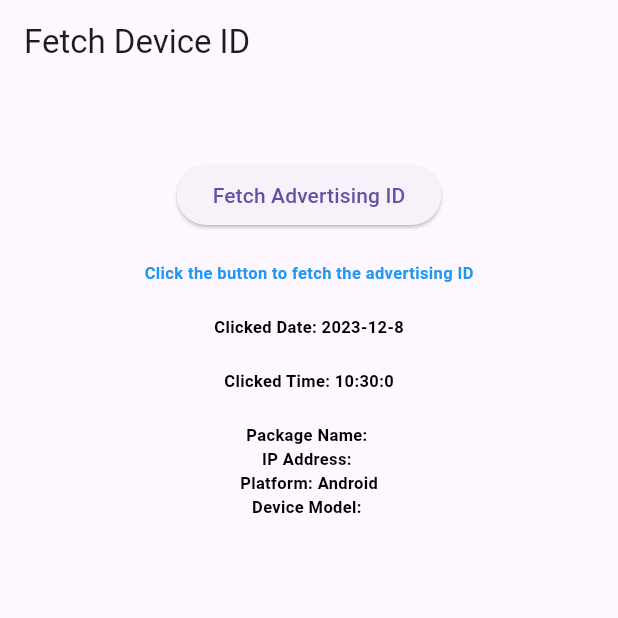
After one commit to Vetukuritejovarma/whistle_loop_stagingsdk, a Flutter app: the FetchDeviceId screen opened directly, after a tap on "Fetch Advertising ID", on a phone screen of 412 x 824 dp, the top half of it. The commit adds this screen. Run offline on Flutter 3.47's test engine with Material 3 defaults, Android fonts, the phone set to English and light mode, and no system bars; our stand-ins replace connectivity_plus, device_info_plus, package_info_plus, plugin_platform_interface; missing offline and left inert: advertising_id, dart:html, get_ip_address.

Commit message:
updated package

```diff
--- /dev/null
+++ b/example/lib/fetch.dart
@@ -0,0 +1,204 @@
+import 'package:flutter/material.dart';
+import 'package:advertising_id/advertising_id.dart';
+import 'package:flutter/services.dart';
+import 'package:package_info_plus/package_info_plus.dart';
+import 'package:get_ip_address/get_ip_address.dart';
+import 'dart:io';
+import 'package:device_info_plus/device_info_plus.dart';
+
+void main() {
+  runApp(MyApp());
+}
+
+class MyApp extends StatelessWidget {
+  @override
+  Widget build(BuildContext context) {
+    return MaterialApp(
+      home: FetchDeviceId(),
+    );
+  }
+}
+
+class FetchDeviceId extends StatefulWidget {
+  @override
+  _FetchDeviceIdState createState() => _FetchDeviceIdState();
+}
+
+class _FetchDeviceIdState extends State<FetchDeviceId> {
+  String? _advertisingId;
+  String? _clickedDate;
+  String? _clickedTime;
+  String? pkgname;
+  String? _ipAddress;
+  String? _platform;
+  String? _deviceModel;
+
+  @override
+  void initState() {
+    super.initState();
+  }
+
+  Future<void> initDeviceId() async {
+    String? advertisingId;
+    try {
+      advertisingId = await AdvertisingId.id(true);
+    } on PlatformException {
+      advertisingId = 'Failed to get advertising id.';
+    }
+
+    DateTime now = DateTime.now();
+    String date = '${now.year}-${now.month}-${now.day}';
+    String time = '${now.hour}:${now.minute}:${now.second}';
+
+    if (!mounted) return;
+
+    setState(() {
+      _advertisingId = advertisingId;
+      _clickedDate = date;
+      _clickedTime = time;
+    });
+  }
+  Future<void> getpac() async {
+    PackageInfo packageInfo = await PackageInfo.fromPlatform();
+    String? packageName = packageInfo.packageName;
+
+    if (!mounted) return;
+
+    setState(() {
+      pkgname = packageName;
+    });
+  }
+  Future<void> getIP() async {
+    try {
+      var ipAddress = IpAddress(type: RequestType.json);
+      dynamic data = await ipAddress.getIpAddress();
+
+      if (!mounted) return;
+
+      setState(() {
+        _ipAddress = data.toString();
+      });
+    } on IpAddressException catch (exception) {
+      print(exception.message);
+    }
+  }
+  void getPlatform() {
+    String platform;
+
+    if (Platform.isAndroid) {
+      platform = 'Android';
+    } else if (Platform.isIOS) {
+      platform = 'iOS';
+    } else {
+      platform = 'Unknown';
+    }
+
+    if (!mounted) return;
+
+    setState(() {
+      _platform = platform;
+    });
+  }
+  Future<void> getDeviceType() async {
+    DeviceInfoPlugin deviceInfo = DeviceInfoPlugin();
+
+    if (Platform.isAndroid) {
+      AndroidDeviceInfo androidInfo = await deviceInfo.androidInfo;      setState(() {
+        _deviceModel = androidInfo.model.toString();
+
+      });
+    } else if (Platform.isIOS) {
+      IosDeviceInfo iosInfo = await deviceInfo.iosInfo;
+      setState(() {
+        _deviceModel = iosInfo.systemVersion;
+      });
+    }
+  }
+
+  @override
+  Widget build(BuildContext context) {
+    return Scaffold(
+      appBar: AppBar(
+        title: Text('Fetch Device ID'),
+      ),
+      body: Center(
+        child: Column(
+          children: [
+            SizedBox(height: 50),
+            ElevatedButton(
+              onPressed: () {
+                initDeviceId();
+                getpac();
+                getIP();
+                getPlatform();
+
+                getDeviceType();
+              },
+              child: Text('Fetch Advertising ID'),
+            ),
+            SizedBox(height: 20),
+            Text(
+              _advertisingId != null ? 'Device ID: $_advertisingId' : 'Click the button to fetch the advertising ID',
+              style: TextStyle(
+                  color: Colors.blue, // Change the color to red
+                  fontSize: 11.0,
+                  fontWeight: FontWeight.bold// Change the font size to 20
+              ),
+            ),
+            SizedBox(height: 20),
+            Text(
+              _clickedDate != null ? 'Clicked Date: $_clickedDate' : 'No click recorded',
+              style: TextStyle(
+                  color: Colors.black, // Change the color to black
+                  fontSize: 11.0,
+                  fontWeight: FontWeight.bold// Change the font size to 20
+              ),
+            ),
+            SizedBox(height: 20),
+            Text(
+              _clickedTime != null ? 'Clicked Time: $_clickedTime' : 'No click recorded',
+              style: TextStyle(
+                  color: Colors.black, // Change the color to black
+                  fontSize: 11.0,
+                  fontWeight: FontWeight.bold// Change the font size to 20
+              ),
+            ),
+            SizedBox(height: 20),
+            Text(
+              pkgname != null ? 'Package Name: $pkgname' : 'No package name fetched',
+              style: TextStyle(
+                  color: Colors.black, // Change the color to black
+                  fontSize: 11.0,
+                  fontWeight: FontWeight.bold// Change the font size to 20
+              ),
+            ),
+            Text(
+              _ipAddress != null ? 'IP Address: $_ipAddress' : 'No IP address fetched',
+              style: TextStyle(
+                  color: Colors.black, // Change the color to black
+                  fontSize: 11.0,
+                  fontWeight: FontWeight.bold// Change the font size to 20
+              ),
+            ),
+            Text(
+              _platform != null ? 'Platform: $_platform' : 'No platform fetched',
+              style: TextStyle(
+                  color: Colors.black, // Change the color to black
+                  fontSize: 11.0,
+                  fontWeight: FontWeight.bold// Change the font size to 20
+              ),
+            ),
+            Text(
+              _deviceModel != null ? 'Device Model: $_deviceModel' : 'No device model fetched',
+              style: TextStyle(
+                  color: Colors.black, // Change the color to black
+                  fontSize: 11.0,
+                  fontWeight: FontWeight.bold// Change the font size to 20
+              ),
+            ),
+          ],
+        ),
+      ),
+    );
+  }
+}
--- /dev/null
+++ b/lib/Whitle_loop_pixel_fire.dart
@@ -0,0 +1,27 @@
+import 'package:http/http.dart' as http;
+import 'package:whistle_loop_stagingsdk/whistle_loop_stagingsdk.dart';
+void whistle_loop_events(String eventname) async{
+
+  String? device_id = await WhistleLoopStagingsdk().initDeviceId();
+  String? package_name= await WhistleLoopStagingsdk().getpac();
+  String? network_type= await WhistleLoopStagingsdk().getConnectionType();
+  String? ip= await WhistleLoopStagingsdk().getIP();
+  String? user_agent= await WhistleLoopStagingsdk().getPlatform();
+  String? clicked_time= await WhistleLoopStagingsdk().getTime();
+  String? clicked_date= await WhistleLoopStagingsdk().getDate();
+  String? platform_os= await WhistleLoopStagingsdk().getDeviceType();
+
+  var request = http.Request('POST', Uri.parse('http://13.232.216.75/whistle-follow-utils/sdk_test.php?device_id=$device_id&event_name=$eventname&package_name=$package_name&network_type=$network_type&ip=$ip&user_agent=$user_agent&clicked_time=$clicked_time&clicked_date=$clicked_date&platfom_os=$platform_os'));
+  http.StreamedResponse response = await request.send();
+  if (response.statusCode == 200) {
+    print("sfhdsuyfgvudsgfusdgvf");
+  print(await response.stream.bytesToString());
+
+
+
+  }
+  else {
+  print(response.reasonPhrase);
+  }
+
+}
```
Also changed, not shown: example/lib/main.dart (+27 -42 lines), example/pubspec.yaml (+8 -2 lines), lib/whistle_loop_stagingsdk.dart (+32 -1 lines), lib/whistle_loop_stagingsdk_method_channel.dart (+111 -9 lines), lib/whistle_loop_stagingsdk_platform_interface.dart (+24 -0 lines), pubspec.yaml (+9 -1 lines), example/pubspec.lock, 5 other files.
